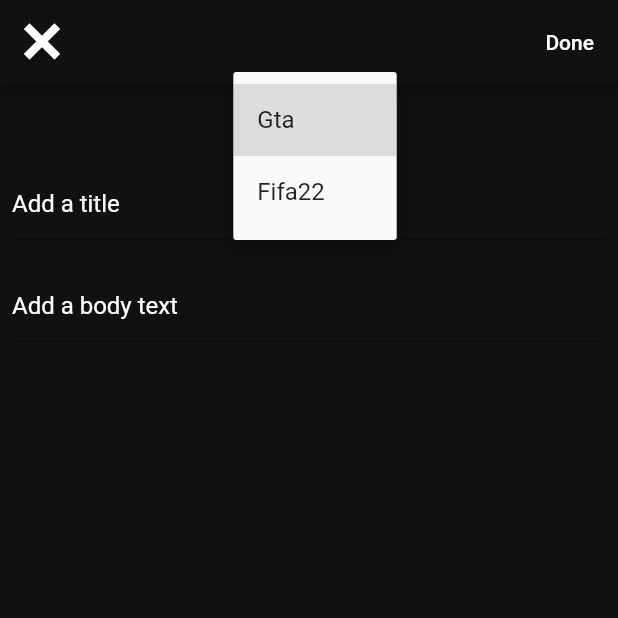
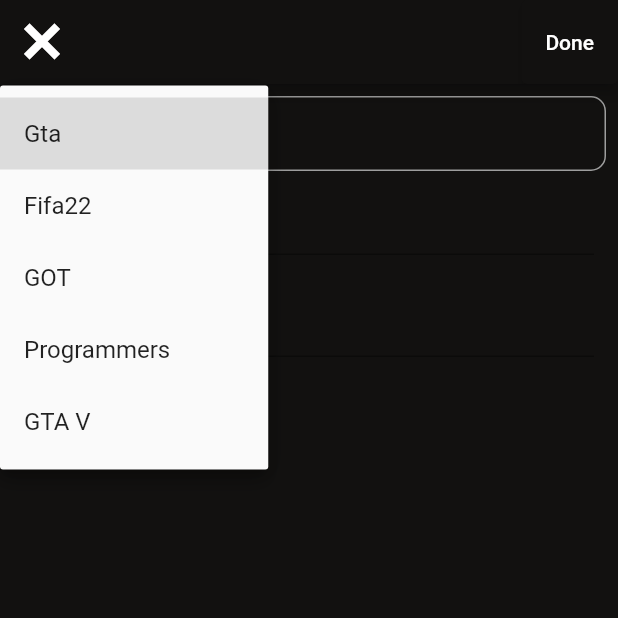
Before and after one commit to SinaArabi/AP-Final-Project, a Flutter app: the screen it shows after launch, after a tap on "Gta", on a phone screen of 412 x 824 dp, the top half of it. Run offline on Flutter 3.47's test engine with Material 2 defaults, Android fonts, the phone set to English and light mode, and no system bars; network calls fail.

Commit message:
border added to dropdown menu

```diff
--- a/reddit_sos/lib/addPost.dart
+++ b/reddit_sos/lib/addPost.dart
@@ -19,7 +19,6 @@ class _addPostState extends State<addPost> {
   late String primaryValue;
   @override
   void initState() {
-    // TODO: implement initState
     primaryValue = widget.subRedditsList[0].subId;
     super.initState();
   }
@@ -48,10 +47,20 @@ class _addPostState extends State<addPost> {
         ],
       ),
       backgroundColor: Theme.of(context).primaryColor,
-      body: Column(
+      body: Padding(
+        padding: const EdgeInsets.all(8.0),
+        child: Column(
           children: [
+
             Container(
+              decoration: BoxDecoration(
+                border: Border.all(width: 1, color: Colors.grey),
+                borderRadius: BorderRadius.circular(10),
+              ),
+
+              alignment: Alignment.centerLeft,
               child: DropdownButton<String>(
+                hint: Text("Select subreddit"),
                 value: primaryValue,
                 items: widget.subRedditsList
                     .map(
@@ -94,6 +103,7 @@ class _addPostState extends State<addPost> {
             ),
           ],
         ),
+      ),
     );
   }
 }
--- a/reddit_sos/lib/main.dart
+++ b/reddit_sos/lib/main.dart
@@ -155,6 +155,18 @@ class defaultPage extends StatelessWidget {
 
   List <subReddit> mySubreddits = [subReddit('Gta', "assets/images/gta.jpg", 56),
   subReddit('Fifa22', "assets/images/7070023.jpg", 56),
+      subReddit(
+        "GOT",
+        'https://movieposterhd.com/wp-content/uploads/2019/03/Game-of-Thrones-8-Season-iPhone-6-Wallpaper.jpg',
+        1001),
+    subReddit(
+        "Programmers",
+        'https://images.unsplash.com/photo-1605379399642-870262d3d051?ixlib=rb-1.2.1&raw_url=true&q=80&fm=jpg&crop=entropy&cs=tinysrgb&ixid=MnwxMjA3fDB8MHxwaG90by1wYWdlfHx8fGVufDB8fHx8&auto=format&fit=crop&w=1506',
+        20212),
+    subReddit(
+        "GTA V",
+        "https://images.unsplash.com/photo-1621364525332-f9c381f3bfe8?crop=entropy&cs=tinysrgb&fm=jpg&ixlib=rb-1.2.1&q=80&raw_url=true&ixid=MnwxMjA3fDB8MHxwaG90by1wYWdlfHx8fGVufDB8fHx8&auto=format&fit=crop&w=1032",
+        5000000),
 
   ];
 
```
Lines whose indentation alone changed are shown as unchanged.
